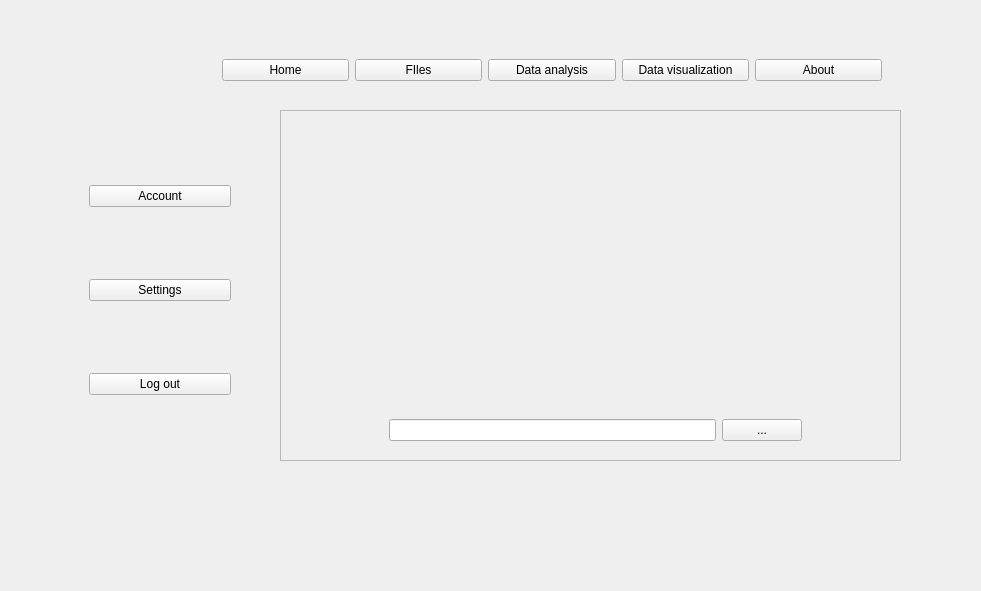
The window that MainWindow.ui (Dimitrios-Mourtzilas/Business-Strategy) describes before a commit, drawn with Qt 5.
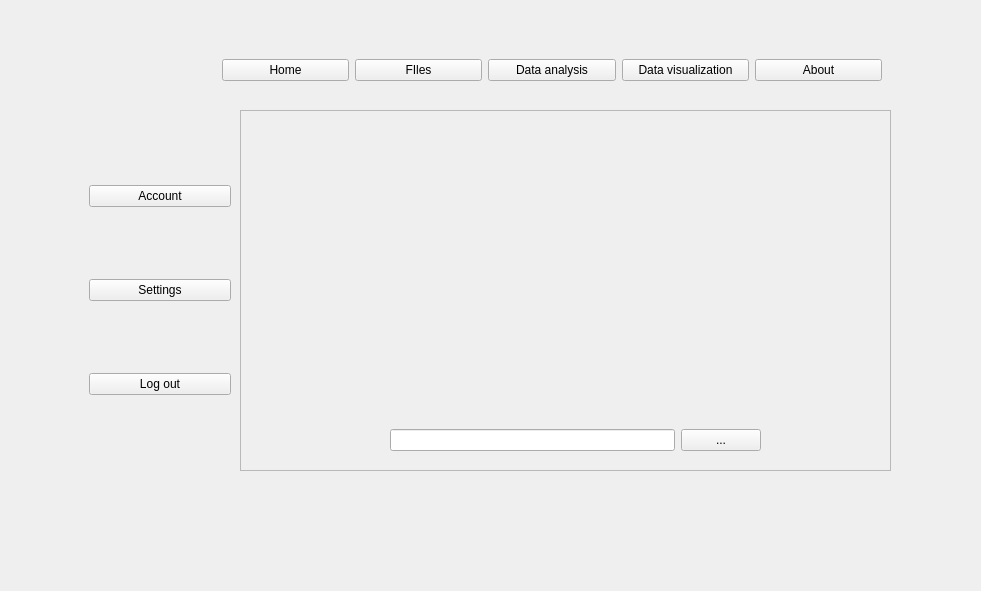
The same window after the commit. Icons and pictures are not drawn.

```diff
--- a/MainWindow.ui
+++ b/MainWindow.ui
@@ -117,27 +117,51 @@
     </item>
    </layout>
   </widget>
-  <widget class="QFrame" name="FileFrame">
+  <widget class="QWidget" name="widget" native="true">
    <property name="geometry">
     <rect>
-     <x>280</x>
+     <x>240</x>
      <y>110</y>
-     <width>621</width>
-     <height>351</height>
+     <width>651</width>
+     <height>361</height>
     </rect>
    </property>
+   <widget class="QFrame" name="home_frame">
+    <property name="geometry">
+     <rect>
+      <x>0</x>
+      <y>0</y>
+      <width>651</width>
+      <height>361</height>
+     </rect>
+    </property>
    <property name="frameShape">
     <enum>QFrame::StyledPanel</enum>
    </property>
    <property name="frameShadow">
     <enum>QFrame::Raised</enum>
    </property>
-   <widget class="QFrame" name="fileButtonsFrame">
+    <widget class="QFrame" name="files_frame">
     <property name="geometry">
      <rect>
-      <x>100</x>
-      <y>300</y>
-      <width>431</width>
+       <x>0</x>
+       <y>0</y>
+       <width>651</width>
+       <height>361</height>
+      </rect>
+     </property>
+     <property name="frameShape">
+      <enum>QFrame::StyledPanel</enum>
+     </property>
+     <property name="frameShadow">
+      <enum>QFrame::Raised</enum>
+     </property>
+     <widget class="QWidget" name="horizontalLayoutWidget">
+      <property name="geometry">
+       <rect>
+        <x>150</x>
+        <y>310</y>
+        <width>371</width>
       <height>41</height>
      </rect>
     </property>
@@ -153,6 +177,8 @@
       </widget>
      </item>
     </layout>
+     </widget>
+    </widget>
    </widget>
   </widget>
  </widget>
```
Left out of the diff: 4 changed lines with no effect on the pictures. Lines whose indentation alone changed are shown as unchanged.
